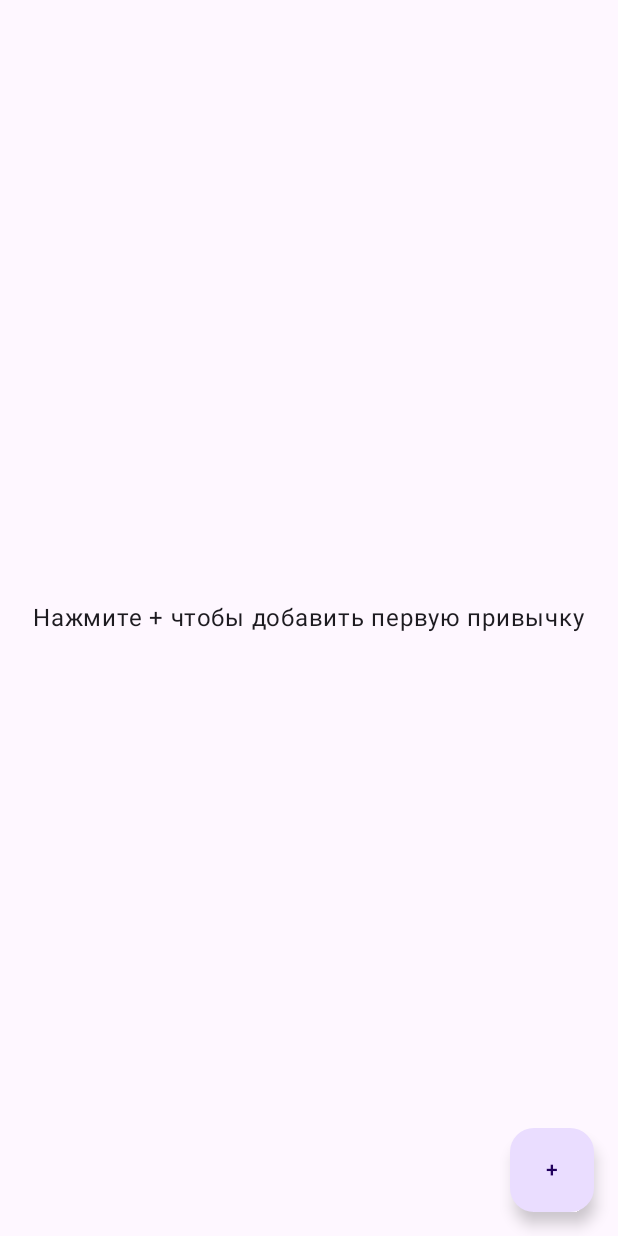
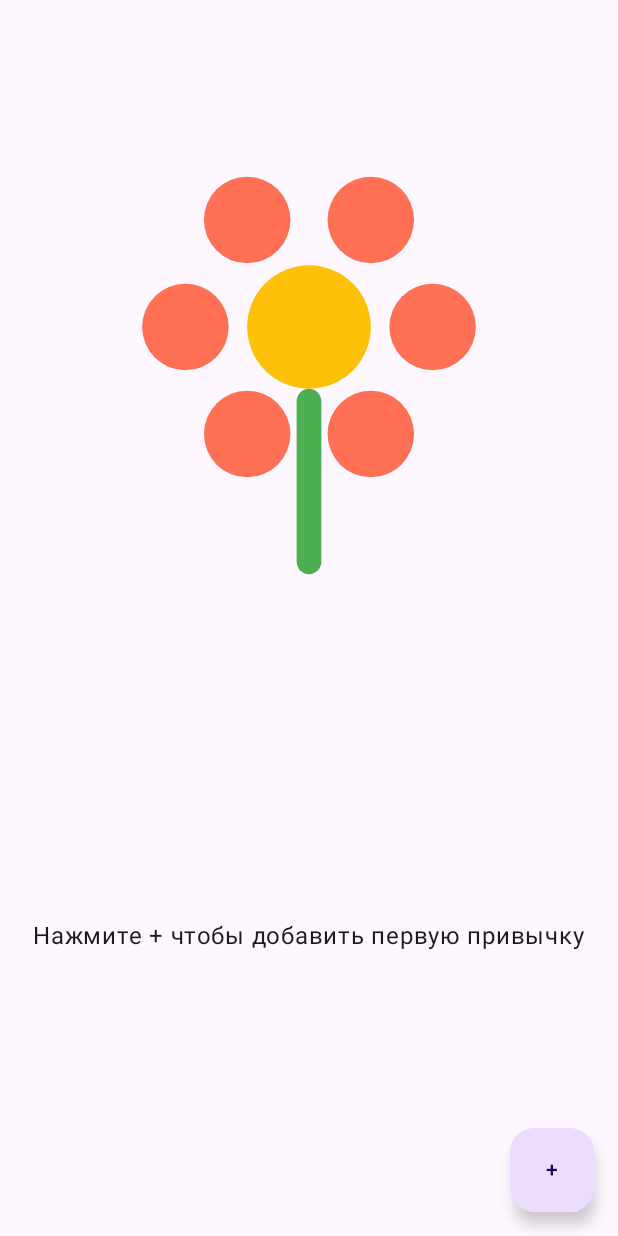
Before and after one commit to OfflineBloomApps/MyAndroidApp, an Android app built with Jetpack Compose: the screen it shows after launch (MainActivity), on a phone screen of 412 x 824 dp. Run offline under Robolectric (Android 15) with nearby library versions, the phone set to English and light mode, and no system bars; our stand-ins replace Room's generated code.

Commit message:
ДОбавляем растущий цветок

```diff
--- a/app/build.gradle.kts
+++ b/app/build.gradle.kts
@@ -48,6 +48,8 @@ dependencies {
     implementation("androidx.lifecycle:lifecycle-runtime-ktx:2.8.4")
     implementation("androidx.lifecycle:lifecycle-viewmodel-ktx:2.8.4")
     implementation("androidx.lifecycle:lifecycle-viewmodel-compose:2.8.4")
+    implementation("androidx.compose.animation:animation")
+
 
     // Room + KSP
     implementation("androidx.room:room-runtime:2.6.1")
--- a/app/src/main/java/com/example/habitbloombasic/data/HabitDao.kt
+++ b/app/src/main/java/com/example/habitbloombasic/data/HabitDao.kt
@@ -1,17 +1,28 @@
 package com.example.habitbloombasic.data
 import androidx.room.*
 import kotlinx.coroutines.flow.Flow
+
 @Dao
 interface HabitDao {
     @Query("SELECT * FROM habits ORDER BY id DESC")
     fun observeHabits(): Flow<List<HabitEntity>>
+
+    // XP = общее число отметок за все время
+    @Query("SELECT COUNT(*) FROM checkmarks")
+    fun observeXp(): Flow<Int>
+
     @Insert suspend fun insertHabit(h: HabitEntity): Long
     @Delete suspend fun deleteHabit(h: HabitEntity)
+
     @Query("SELECT * FROM checkmarks WHERE habitId = :habitId ORDER BY dateEpoch DESC")
     suspend fun getCheckmarks(habitId: Int): List<CheckmarkEntity>
+
     @Query("SELECT * FROM checkmarks WHERE habitId = :habitId AND dateEpoch = :dateEpoch LIMIT 1")
     suspend fun getCheckmarkForDate(habitId: Int, dateEpoch: Long): CheckmarkEntity?
-    @Insert(onConflict = OnConflictStrategy.IGNORE) suspend fun insertCheckmark(m: CheckmarkEntity)
+
+    @Insert(onConflict = OnConflictStrategy.IGNORE)
+    suspend fun insertCheckmark(m: CheckmarkEntity)
+
     @Query("DELETE FROM checkmarks WHERE habitId = :habitId AND dateEpoch = :dateEpoch")
     suspend fun deleteCheckmark(habitId: Int, dateEpoch: Long)
 }
--- a/app/src/main/java/com/example/habitbloombasic/data/Repository.kt
+++ b/app/src/main/java/com/example/habitbloombasic/data/Repository.kt
@@ -1,17 +1,23 @@
 package com.example.habitbloombasic.data
 import java.time.LocalDate
+import kotlinx.coroutines.flow.Flow
 
 data class HabitUi(val id: Int, val title: String, val checkedToday: Boolean, val streak: Int)
 
 class Repository(private val dao: HabitDao) {
-    fun flow() = dao.observeHabits()
+    fun flow(): Flow<List<HabitEntity>> = dao.observeHabits()
+    fun xpFlow(): Flow<Int> = dao.observeXp()
+
     suspend fun add(title: String) { dao.insertHabit(HabitEntity(title = title.trim())) }
     suspend fun del(id: Int, title: String) = dao.deleteHabit(HabitEntity(id = id, title = title))
+
     suspend fun toggleToday(id: Int) {
         val t = LocalDate.now().toEpochDay()
         val e = dao.getCheckmarkForDate(id, t)
-        if (e == null) dao.insertCheckmark(CheckmarkEntity(habitId = id, dateEpoch = t)) else dao.deleteCheckmark(id, t)
+        if (e == null) dao.insertCheckmark(CheckmarkEntity(habitId = id, dateEpoch = t))
+        else dao.deleteCheckmark(id, t)
     }
+
     suspend fun toUi(list: List<HabitEntity>): List<HabitUi> {
         val today = LocalDate.now().toEpochDay()
         return list.map { h ->
@@ -21,6 +27,7 @@ class Repository(private val dao: HabitDao) {
             HabitUi(h.id, h.title, checked, streak)
         }
     }
+
     private fun calc(days: List<Long>): Int {
         if (days.isEmpty()) return 0
         val set = days.toSet(); var cur = LocalDate.now().toEpochDay(); var s = 0
--- a/app/src/main/java/com/example/habitbloombasic/ui/MainScreen.kt
+++ b/app/src/main/java/com/example/habitbloombasic/ui/MainScreen.kt
@@ -1,15 +1,29 @@
 package com.example.habitbloombasic.ui
+
+import androidx.compose.animation.core.FastOutSlowInEasing
+import androidx.compose.animation.core.animateFloatAsState
+import androidx.compose.animation.core.tween
+import androidx.compose.foundation.Canvas
 import androidx.compose.foundation.layout.*
 import androidx.compose.foundation.lazy.LazyColumn
 import androidx.compose.foundation.lazy.items
 import androidx.compose.material3.*
 import androidx.compose.runtime.Composable
+import androidx.compose.runtime.getValue
 import androidx.compose.ui.Alignment
 import androidx.compose.ui.Modifier
+import androidx.compose.ui.geometry.CornerRadius
+import androidx.compose.ui.geometry.Offset
+import androidx.compose.ui.geometry.Size
+import androidx.compose.ui.graphics.Color
 import androidx.compose.ui.res.stringResource
 import androidx.compose.ui.unit.dp
 import com.example.habitbloombasic.R
 import com.example.habitbloombasic.data.HabitUi
+import kotlin.math.PI
+import kotlin.math.cos
+import kotlin.math.min
+import kotlin.math.sin
 
 @Composable
 fun MainScreen(
@@ -21,32 +35,73 @@ fun MainScreen(
     onAddConfirm: () -> Unit,
     onDialogDismiss: () -> Unit
 ) {
-    Scaffold(floatingActionButton = { FloatingActionButton(onClick = onAddClick) { Text("+") } }) { pad ->
+    // Средний стрик (нормируем к цели 21 день)
+    val avgStreak = if (state.items.isEmpty()) 0f else state.items.map { it.streak }.average().toFloat()
+    val targetDays = 21f
+    val progress = min(1f, avgStreak / targetDays)
+
+    // Плавная анимация при изменении прогресса
+    val animProgress by animateFloatAsState(
+        targetValue = progress,
+        animationSpec = tween(durationMillis = 800, easing = FastOutSlowInEasing),
+        label = "flowerProgress"
+    )
+
+    Scaffold(
+        floatingActionButton = { FloatingActionButton(onClick = onAddClick) { Text("+") } }
+    ) { pad ->
+        Column(
+            Modifier
+                .fillMaxSize()
+                .padding(pad)
+        ) {
+            // Цветок сверху
+            Flower(
+                progress = animProgress,
+                modifier = Modifier
+                    .fillMaxWidth()
+                    .padding(top = 12.dp)
+                    .aspectRatio(1f)
+            )
+
             if (state.items.isEmpty()) {
-            Box(Modifier.fillMaxSize().padding(pad), contentAlignment = Alignment.Center) {
+                Box(Modifier.fillMaxSize(), contentAlignment = Alignment.Center) {
                     Text(stringResource(R.string.empty_hint))
                 }
             } else {
-            LazyColumn(Modifier.fillMaxSize().padding(pad)) {
+                LazyColumn(Modifier.fillMaxSize()) {
                     items(state.items) { it ->
-                    RowItem(it, onToggle = { onToggle(it.id) }, onDelete = { onDelete(it.id) })
+                        RowItem(
+                            it,
+                            onToggle = { onToggle(it.id) },
+                            onDelete = { onDelete(it.id) }
+                        )
                     }
                     item { Spacer(Modifier.height(80.dp)) }
                 }
             }
         }
+    }
     if (state.showDialog) {
-        AddDialog(title = state.newTitle, onTitleChange = onTitleChange, onDismiss = onDialogDismiss, onSave = onAddConfirm)
+        AddDialog(
+            title = state.newTitle,
+            onTitleChange = onTitleChange,
+            onDismiss = onDialogDismiss,
+            onSave = onAddConfirm
+        )
     }
 }
 
 @Composable
 private fun RowItem(item: HabitUi, onToggle: () -> Unit, onDelete: () -> Unit) {
     Card(Modifier.fillMaxWidth().padding(horizontal = 16.dp, vertical = 8.dp)) {
-        Row(Modifier.fillMaxWidth().padding(16.dp), verticalAlignment = Alignment.CenterVertically) {
+        Row(
+            Modifier.fillMaxWidth().padding(16.dp),
+            verticalAlignment = Alignment.CenterVertically
+        ) {
             Column(Modifier.weight(1f)) {
                 Text(item.title, style = MaterialTheme.typography.titleMedium)
-                Text("Стрик: ${item.streak}", style = MaterialTheme.typography.bodySmall)
+                Text("Стрик: ${item.streak}", style = MaterialTheme.typTypography.bodySmall)
             }
             Column(horizontalAlignment = Alignment.End) {
                 Row(verticalAlignment = Alignment.CenterVertically) {
@@ -58,3 +113,65 @@ private fun RowItem(item: HabitUi, onToggle: () -> Unit, onDelete: () -> Unit) {
         }
     }
 }
+
+/** Цветок: растёт по progress [0f..1f] — больше лепестков/радиус/листья. */
+@Composable
+private fun Flower(progress: Float, modifier: Modifier = Modifier) {
+    Canvas(modifier) {
+        val d = size.minDimension
+        val c = Offset(size.width / 2f, size.height / 2f)
+
+        // Стебель — выше при росте
+        val stemW = d * 0.04f
+        val stemH = d * (0.30f + 0.18f * progress)
+        drawRoundRect(
+            color = Color(0xFF4CAF50),
+            topLeft = Offset(c.x - stemW / 2f, c.y + d * 0.10f),
+            size = Size(stemW, stemH),
+            cornerRadius = CornerRadius(stemW / 2f)
+        )
+
+        // Кол-во лепестков и их радиус увеличиваются
+        val petals = (6 + (progress * 6f)).toInt().coerceIn(6, 12)
+        val petalRadius = d * (0.07f + 0.07f * progress)
+        val ringR = d * (0.20f + 0.12f * progress)
+
+        // Цвет лепестков становится насыщеннее
+        val petalColor = Color(
+            red = 0xFF,
+            green = (0x70 + (0x1A * progress)).toInt().coerceAtMost(0xFF),
+            blue = (0x55 + (0x10 * progress)).toInt().coerceAtMost(0xFF),
+            alpha = 0xFF
+        )
+
+        repeat(petals) { i ->
+            val ang = (2 * PI * i / petals).toFloat()
+            val px = c.x + cos(ang) * ringR
+            val py = c.y + sin(ang) * ringR
+            drawCircle(color = petalColor, radius = petalRadius, center = Offset(px, py))
+        }
+
+        // Сердцевина — чуть растёт
+        drawCircle(color = Color(0xFFFFC107), radius = d * (0.10f + 0.05f * progress), center = c)
+
+        // Листья: один при progress>0.2, второй при >0.6
+        val leafH = d * 0.10f
+        val leafW = d * 0.20f
+        if (progress > 0.2f) {
+            drawRoundRect(
+                color = Color(0xFF66BB6A),
+                topLeft = Offset(c.x + stemW * 0.2f, c.y + d * 0.24f),
+                size = Size(leafW, leafH),
+                cornerRadius = CornerRadius(leafH / 2f)
+            )
+        }
+        if (progress > 0.6f) {
+            drawRoundRect(
+                color = Color(0xFF66BB6A),
+                topLeft = Offset(c.x - stemW - leafW, c.y + d * 0.28f),
+                size = Size(leafW, leafH),
+                cornerRadius = CornerRadius(leafH / 2f)
+            )
+        }
+    }
+}
--- a/app/src/main/java/com/example/habitbloombasic/ui/MainViewModel.kt
+++ b/app/src/main/java/com/example/habitbloombasic/ui/MainViewModel.kt
@@ -6,9 +6,17 @@ import com.example.habitbloombasic.data.*
 import kotlinx.coroutines.flow.MutableStateFlow
 import kotlinx.coroutines.flow.asStateFlow
 import kotlinx.coroutines.flow.collectLatest
+import kotlinx.coroutines.flow.combine
 import kotlinx.coroutines.launch
 
-data class UiState(val items: List<HabitUi> = emptyList(), val showDialog: Boolean = false, val newTitle: String = "")
+data class UiState(
+    val items: List<HabitUi> = emptyList(),
+    val showDialog: Boolean = false,
+    val newTitle: String = "",
+    val xp: Int = 0,
+    val level: Int = 1,
+    val progress: Float = 0f   // 0..1 до следующего уровня
+)
 
 class MainViewModel(app: Application) : AndroidViewModel(app) {
     private val repo = Repository(AppDatabase.get(app).habitDao())
@@ -17,9 +25,22 @@ class MainViewModel(app: Application) : AndroidViewModel(app) {
 
     init {
         viewModelScope.launch {
-            repo.flow().collectLatest { list -> _s.value = _s.value.copy(items = repo.toUi(list)) }
+            combine(repo.flow(), repo.xpFlow()) { habits, xp ->
+                val items = repo.toUi(habits)
+                val level = xp / 7 + 1
+                val progress = (xp % 7) / 7f
+                Triple(items, xp, Pair(level, progress))
+            }.collectLatest { (items, xp, lp) ->
+                _s.value = _s.value.copy(
+                    items = items,
+                    xp = xp,
+                    level = lp.first,
+                    progress = lp.second
+                )
+            }
         }
     }
+
     fun addClick() { _s.value = _s.value.copy(showDialog = true, newTitle = "") }
     fun dismiss() { _s.value = _s.value.copy(showDialog = false, newTitle = "") }
     fun title(t: String) { _s.value = _s.value.copy(newTitle = t) }
```
Also changed, not shown: app/src/main/java/com/example/habitbloombasic/ui/AddDialog.kt (+8 -2 lines). Lines whose indentation alone changed are shown as unchanged.
